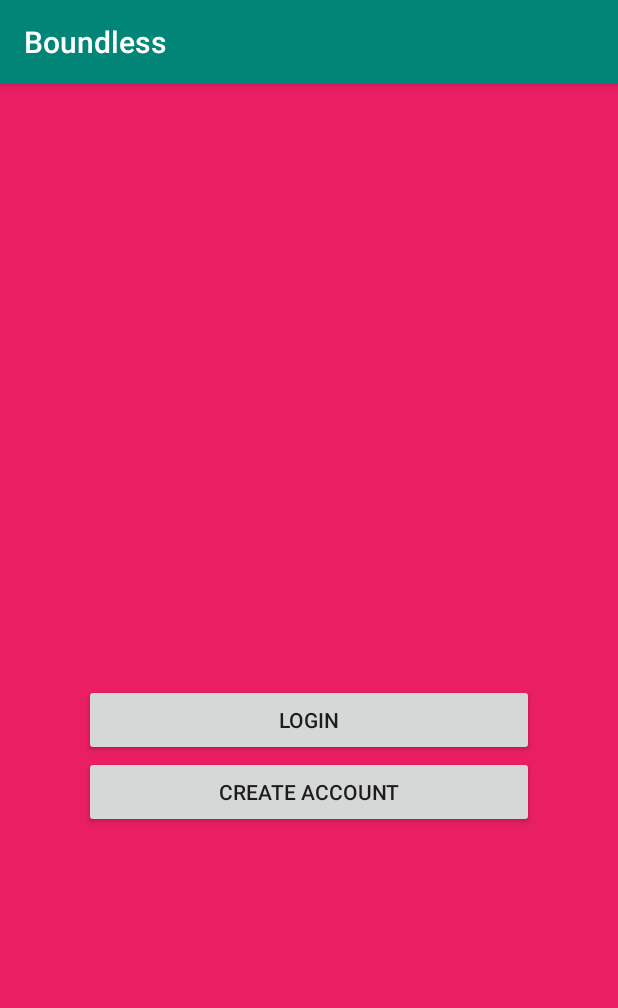
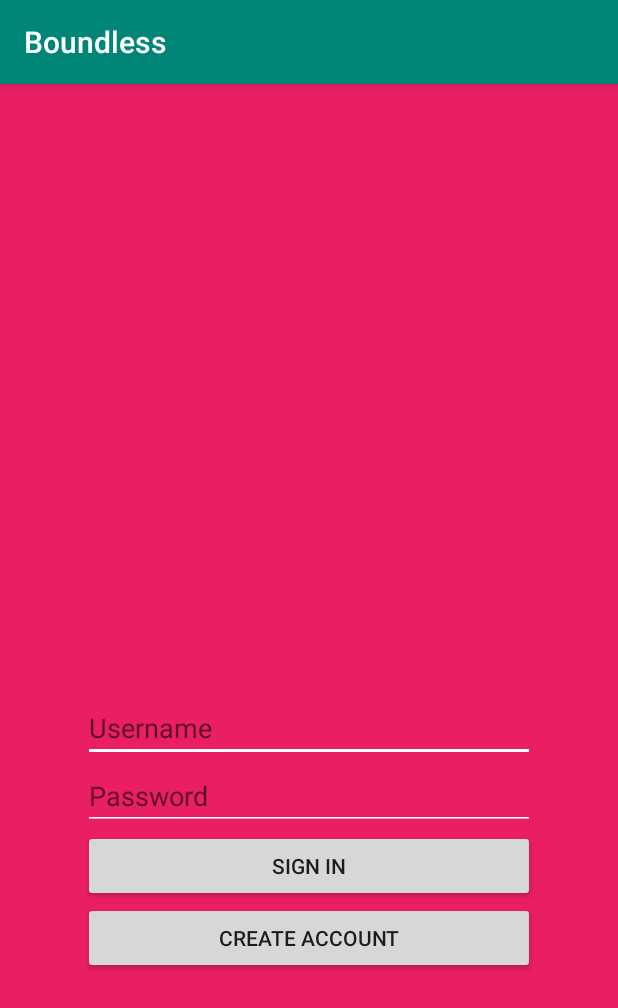
Before and after one commit to JTRcode/boundless-games, an Android app: the screen it shows after launch (MainActivity before the commit, LoginActivity after it), on a phone screen of 412 x 824 dp. Shown: the top 1008 px of the screen. Run offline under Robolectric (Android 15) with nearby library versions, the phone set to English and light mode, and no system bars.

Commit message:
Reformatted/cleaned up login layout and implemented create account functionality.

```diff
--- a/phase1/Boundless/app/src/main/AndroidManifest.xml
+++ b/phase1/Boundless/app/src/main/AndroidManifest.xml
@@ -9,14 +9,14 @@
         android:roundIcon="@mipmap/ic_launcher_round"
         android:supportsRtl="true"
         android:theme="@style/AppTheme">
-        <activity android:name=".MainActivity">
+        <activity android:name=".LoginActivity">
             <intent-filter>
                 <action android:name="android.intent.action.MAIN" />
 
                 <category android:name="android.intent.category.LAUNCHER" />
             </intent-filter>
         </activity>
-        <activity android:name=".LoginActivity"/>
+        <!--activity android:name=".LoginActivity"/-->
         <activity android:name=".GameActivity"/>
         <activity android:name=".MenuActivity"/>
     </application>
--- a/phase1/Boundless/app/src/main/java/com/example/boundless/LoginActivity.java
+++ b/phase1/Boundless/app/src/main/java/com/example/boundless/LoginActivity.java
@@ -5,56 +5,51 @@ import androidx.appcompat.app.AppCompatActivity;
 import android.content.Intent;
 import android.os.Bundle;
 import android.view.View;
+import android.widget.EditText;
 
 public class LoginActivity extends AppCompatActivity {
+
+    private UserAccountManager userManager;
+
+    private EditText username;
+    private EditText password;
 
     @Override
     protected void onCreate(Bundle savedInstanceState) {
         super.onCreate(savedInstanceState);
-        setContentView(R.layout.login_page);
-
         /*
         if (savedInstanceState == null) {
             getSupportFragmentManager().beginTransaction()
                     .add(R.id.container, new PlaceholderFragment()).commit();
         }
         */
+        userManager = new UserAccountManager();
+        if (notSignedIn()) {
+            setContentView(R.layout.login_page);
+            username = findViewById(R.id.username);
+            password = findViewById(R.id.password);
+        }
+        else {
+            Intent intent = new Intent(this, LoginActivity.class);
+            startActivity(intent);
+        }
     }
 
-    public void signIn(View view){
+    private boolean notSignedIn() {
+        //TODO: Nyah figure out if user is signed in
+        return true;
+    }
+
+    public void signIn(View view) {
+        if (userManager.signIn(username.getText().toString(), password.getText().toString())) {
+            Intent intent = new Intent(this, MenuActivity.class);
+            startActivity(intent);
+        }
+    }
+    public void signUp(View view) {
+        //TODO: check if user already exists in userManager
+        userManager.signUp(username.getText().toString(), password.getText().toString());
         Intent intent = new Intent(this, MenuActivity.class);
         startActivity(intent);
     }
-
-
-    /*
-    @Override
-    public boolean onOptionsItemSelected(MenuItem item) {
-        // Handle action bar item clicks here. The action bar will
-        // automatically handle clicks on the Home/Up button, so long
-        // as you specify a parent activity in AndroidManifest.xml.
-        int id = item.getItemId();
-        if (id == R.id.action_settings) {
-            return true;
-        }
-        return super.onOptionsItemSelected(item);
-    }
-
-    /**
-     * A placeholder fragment containing a simple view.
-     */
-    /*
-    public static class PlaceholderFragment extends Fragment {
-
-        public PlaceholderFragment() { }
-
-        @Override
-        public View onCreateView(LayoutInflater inflater, ViewGroup container,
-                                 Bundle savedInstanceState) {
-            View rootView = inflater.inflate(R.layout.fragment_display_message,
-                    container, false);
-            return rootView;
-        }
-    }
-     */
 }
--- a/phase1/Boundless/app/src/main/java/com/example/boundless/MainActivity.java
+++ /dev/null
@@ -1,22 +0,0 @@
-package com.example.boundless;
-
-import androidx.appcompat.app.AppCompatActivity;
-
-import android.content.Intent;
-import android.os.Bundle;
-import android.view.View;
-
-public class MainActivity extends AppCompatActivity {
-
-    @Override
-    protected void onCreate(Bundle savedInstanceState) {
-        super.onCreate(savedInstanceState);
-        setContentView(R.layout.home_screen);
-    }
-
-    public void login(View view){
-        Intent intent = new Intent(this, LoginActivity.class);
-        startActivity(intent);
-    }
-
-}
--- a/phase1/Boundless/app/src/main/java/com/example/boundless/UserAccount.java
+++ b/phase1/Boundless/app/src/main/java/com/example/boundless/UserAccount.java
@@ -8,11 +8,20 @@ public class UserAccount {
      * The username of the user
      */
     private String name;
+    /**
+     * The password of the user;
+     */
+    private String password;
+
+    public UserAccount(String name, String password) {
+        this.name = name;
+        this.password = password;
+    }
 
     /**
      * Check if the credentials match this user
      */
-    public boolean checkCreds(String name){
-        return (name == name);
+    public boolean checkCreds(String name, String password) {
+        return (this.name.equals(name) && this.password.equals(password));
     }
 }
--- a/phase1/Boundless/app/src/main/java/com/example/boundless/UserAccountManager.java
+++ b/phase1/Boundless/app/src/main/java/com/example/boundless/UserAccountManager.java
@@ -1,24 +1,94 @@
 package com.example.boundless;
 
+import android.os.Environment;
+import android.util.Log;
+
+import java.io.BufferedReader;
+import java.io.File;
+import java.io.FileInputStream;
+import java.io.FileNotFoundException;
+import java.io.FileOutputStream;
+import java.io.IOException;
+import java.io.InputStreamReader;
+import java.util.ArrayList;
 import java.util.List;
 
 public class UserAccountManager {
     /**
      * A list of all users
      */
-    List<UserAccount> users;
+    private List<UserAccount> users = new ArrayList<>();
+    private final String path = Environment.getExternalStorageDirectory().getAbsolutePath() + "/boundless/readwrite/";
+    private final static String TAG = "UserAccountManager";
+    private final static String FILE_NAME = "prfs.ckz";
 
-    /**
-     * Attempts to log in with credentials
-     */
-    public void signIn(){
-        //TODO
+    public UserAccountManager() {
+        users.add(new UserAccount("Aaa", "aaa"));
+        restorePreviousUsers();
     }
 
     /**
-     * Signs user up with a username
+     * Attempts to log in with credentials.
+     *
+     * @param username The username provided to sign in with.
+     * @param password The password provided to sign in with.
+     * @return If the user can sign in with those credentials.
      */
-    public void signUp(){
-        //TODO
+    public boolean signIn(String username, String password) {
+        for (UserAccount user : users)
+            if (user.checkCreds(username, password)) {
+                //TODO: Nyah save to preferences
+                return true;
+            }
+        return false;
+    }
+
+    /**
+     * Signs user up with a username and password.
+     *
+     * @param name     The username to sign up with.
+     * @param password The password to sign up with.
+     */
+    public void signUp(String name, String password) {
+        users.add(new UserAccount(name, password));
+        saveUserToFile(name, password);
+    }
+
+    /**
+     * Restores the previous users and allows them to sign in again.
+     */
+    private void restorePreviousUsers() {
+        String line;
+        try {
+            FileInputStream fileInputStream = new FileInputStream(new File(path + FILE_NAME));
+            InputStreamReader inputStreamReader = new InputStreamReader(fileInputStream);
+            BufferedReader bufferedReader = new BufferedReader(inputStreamReader);
+            while ((line = bufferedReader.readLine()) != null) {
+                //separate line by `, restore name and password...
+                String[] userInfo = line.split("`", 1);
+                users.add(new UserAccount(userInfo[0], userInfo[1]));
+            }
+            fileInputStream.close();
+            bufferedReader.close();
+        } catch (FileNotFoundException ex) {
+            Log.d(TAG, ex.getMessage());
+        } catch (IOException ex) {
+            Log.d(TAG, ex.getMessage());
+        }
+    }
+
+    private void saveUserToFile(String name, String password) {
+        String data = name + "`" + password;
+        try {
+            new File(path).mkdir();
+            File file = new File(path + FILE_NAME);
+            if (!file.exists()) {
+                file.createNewFile();
+            }
+            FileOutputStream fileOutputStream = new FileOutputStream(file, true);
+            fileOutputStream.write((data + System.getProperty("line.separator")).getBytes());
+        } catch (IOException ex) {
+            Log.d(TAG, ex.getMessage());
+        }
     }
 }
--- a/phase1/Boundless/app/src/main/res/layout/home_screen.xml
+++ /dev/null
@@ -1,24 +0,0 @@
-<?xml version="1.0" encoding="utf-8"?>
-<LinearLayout xmlns:android="http://schemas.android.com/apk/res/android"
-    android:layout_width="match_parent"
-    android:layout_height="match_parent"
-    android:background="#E91E63"
-    android:orientation="vertical">
-
-
-    <Button
-        android:id="@+id/createAccount"
-        android:layout_width="300dp"
-        android:layout_height="wrap_content"
-        android:layout_gravity="center_horizontal"
-        android:layout_marginTop="400dp"
-        android:onClick="login"
-        android:text="@string/login" />
-
-    <Button
-        android:id="@+id/Login"
-        android:layout_width="300dp"
-        android:layout_height="wrap_content"
-        android:layout_gravity="center_horizontal"
-        android:text="@string/create_account" />
-</LinearLayout>
--- a/phase1/Boundless/app/src/main/res/layout/login_page.xml
+++ b/phase1/Boundless/app/src/main/res/layout/login_page.xml
@@ -1,28 +1,59 @@
 <?xml version="1.0" encoding="utf-8"?>
-<LinearLayout xmlns:android="http://schemas.android.com/apk/res/android"
-    android:orientation="vertical" android:layout_width="match_parent"
-    android:layout_height="match_parent">
+<androidx.constraintlayout.widget.ConstraintLayout xmlns:android="http://schemas.android.com/apk/res/android"
+    xmlns:app="http://schemas.android.com/apk/res-auto"
+    xmlns:tools="http://schemas.android.com/tools"
+    android:id="@+id/ConstraintLayout"
+    android:layout_width="match_parent"
+    android:layout_height="match_parent"
+    android:background="#E91E63">
+
+    <LinearLayout
+        android:layout_width="match_parent"
+        android:layout_height="wrap_content"
+        android:layout_marginStart="55dp"
+        android:layout_marginEnd="55dp"
+        android:orientation="vertical"
+        app:layout_constraintBottom_toBottomOf="parent"
+        app:layout_constraintEnd_toEndOf="parent"
+        app:layout_constraintStart_toStartOf="parent"
+        app:layout_constraintTop_toTopOf="parent"
+        app:layout_constraintVertical_bias="0.7">
+
 
         <EditText
             android:id="@+id/username"
             android:layout_width="match_parent"
             android:layout_height="wrap_content"
+            android:autofillHints="@string/username"
+            android:backgroundTint="#FFFFFF"
+            android:hint="@string/username"
             android:inputType="textPersonName"
-        android:text="@string/username" />
+            android:shadowColor="#00FFFFFF" />
 
         <EditText
             android:id="@+id/password"
             android:layout_width="match_parent"
             android:layout_height="wrap_content"
+            android:autofillHints="Password"
+            android:backgroundTint="#FFFFFF"
+            android:hint="@string/password"
             android:inputType="textPassword"
-        android:text="@string/password"/>
+            android:shadowColor="#00FFFFFF" />
 
         <Button
             android:id="@+id/signIn"
             android:layout_width="match_parent"
             android:layout_height="wrap_content"
-        android:text="@string/sign_in"
-        android:onClick="signIn"/>
+            android:onClick="signIn"
+            android:text="@string/sign_in" />
+
+        <Button
+            android:id="@+id/sign_up"
+            android:layout_width="match_parent"
+            android:layout_height="wrap_content"
+            android:text="@string/create_account"
+            android:onClick="signUp"/>
+    </LinearLayout>
 
 
-</LinearLayout>
+</androidx.constraintlayout.widget.ConstraintLayout>
```
Also changed, not shown: phase1/Boundless/app/src/main/java/com/example/boundless/GameActivity.java (+3 -18 lines), phase1/Boundless/app/src/main/java/com/example/boundless/MenuActivity.java (+11 -40 lines), phase1/Boundless/app/src/main/res/layout/activity_main.xml (deleted, +0 -18 lines). Lines whose indentation alone changed are shown as unchanged.
